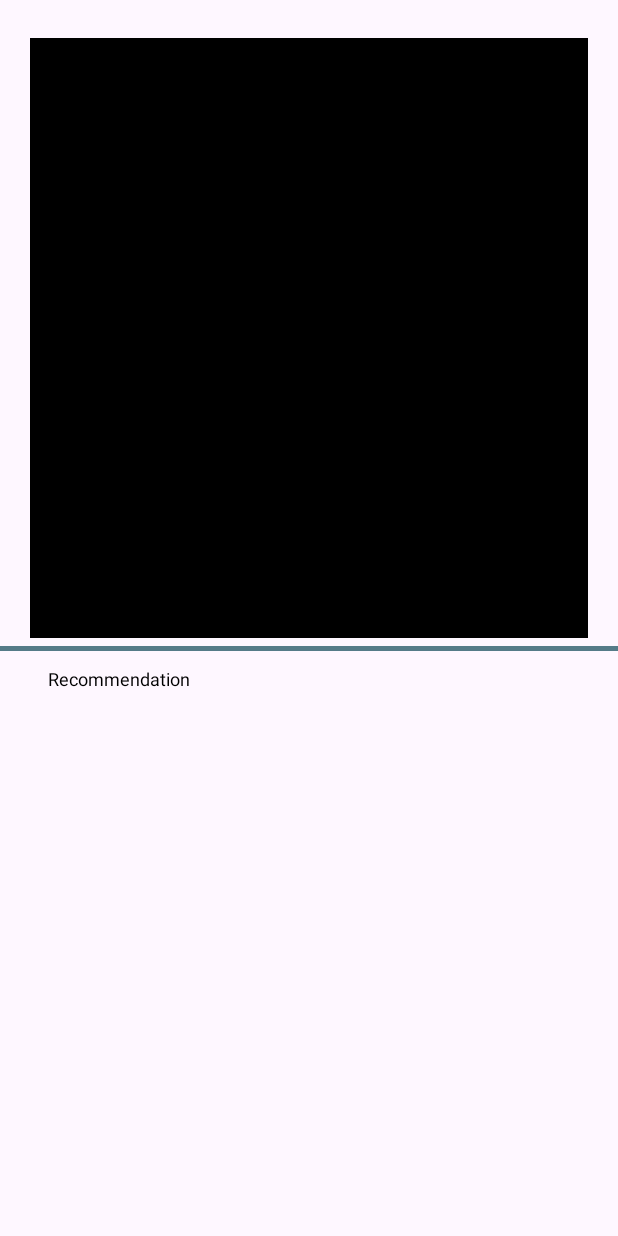
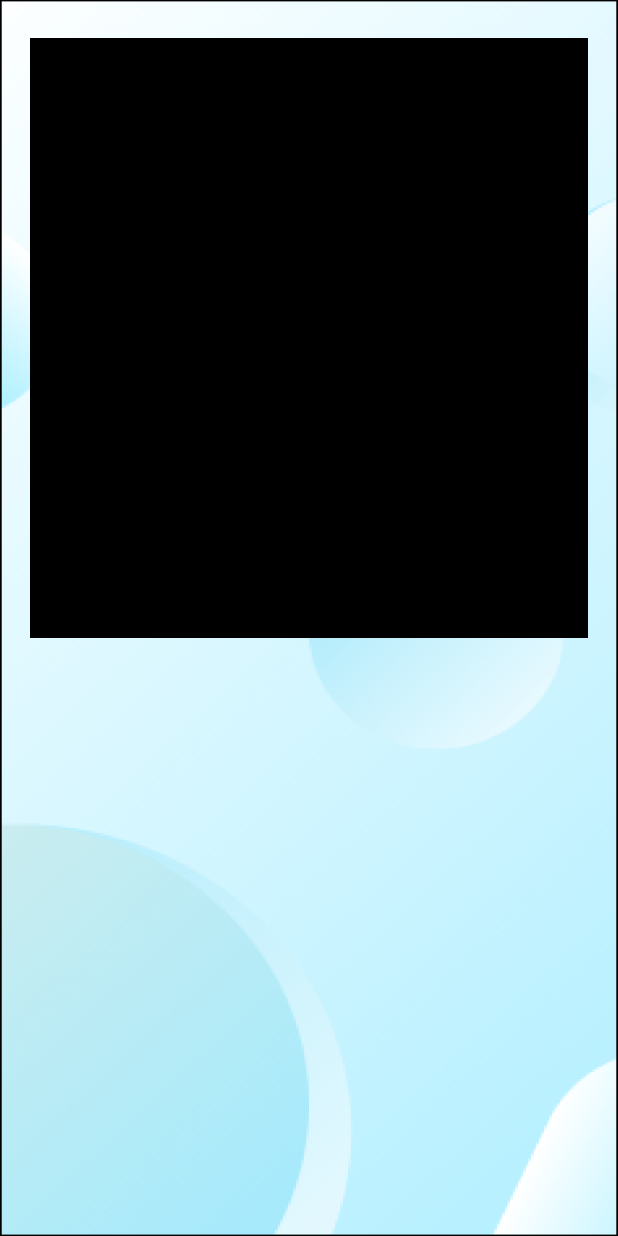
Before and after one commit to jhnndrmt/Payapa, an Android app: the MainDetectActivity screen opened directly, with no data from a screen before it, on a phone screen of 412 x 824 dp. Run offline under Robolectric (Android 15) with nearby library versions, the phone set to English and light mode, and no system bars; our stand-ins replace Firebase (no records; nobody signed in at launch, a user with empty details on screens opened directly); libraries missing offline, so code that uses them is left out: org.pytorch, org.pytorch.torchvision; pictures from the network do not load; 3 statements that could not run were skipped.

Commit message:
Add severe stress level and result ui

```diff
--- a/payapa.android/app/src/main/java/com/example/payapa/SuggestionActivity.java
+++ b/payapa.android/app/src/main/java/com/example/payapa/SuggestionActivity.java
@@ -36,6 +36,8 @@ public class SuggestionActivity extends AppCompatActivity {
             stressIcon.setImageResource(R.drawable.sadicon);
         } else if ("High".equals(stressLevel)) {
             stressIcon.setImageResource(R.drawable.cryicon);
+        } else if ("Severe".equals(stressLevel)) {
+            stressIcon.setImageResource(R.drawable.severe_icon);
         }
 
         // Set the suggestion based on the stress level
@@ -48,6 +50,9 @@ public class SuggestionActivity extends AppCompatActivity {
                 break;
             case "High":
                 suggestionTextView.setText(R.string.suggestion_high);
+                break;
+            case "Severe":
+                suggestionTextView.setText(R.string.suggestion_severe);
                 break;
             default:
                 suggestionTextView.setText("");
--- a/payapa.android/app/src/main/res/layout/activity_main.xml
+++ b/payapa.android/app/src/main/res/layout/activity_main.xml
@@ -5,6 +5,7 @@
     xmlns:card_view="http://schemas.android.com/apk/res-auto"
     android:layout_width="match_parent"
     android:layout_height="match_parent"
+    android:background="@drawable/bg"
     tools:context="com.example.payapa.HomepageActivity">
 
     <ImageView
@@ -32,26 +33,6 @@
         app:layout_constraintEnd_toEndOf="parent"
         app:layout_constraintStart_toStartOf="parent" />
 
-    <TextView
-        android:id="@+id/header_text2"
-        android:layout_width="wrap_content"
-        android:layout_height="wrap_content"
-        android:layout_marginTop="10dp"
-        android:text="Recommendation"
-        android:textColor="@color/black"
-        android:textSize="12dp"
-        app:layout_constraintEnd_toStartOf="@+id/progressBar"
-        app:layout_constraintHorizontal_bias="0.37"
-        app:layout_constraintStart_toStartOf="parent"
-        app:layout_constraintTop_toBottomOf="@+id/view2" />
-
-    <View
-        android:id="@+id/view2"
-        android:layout_width="match_parent"
-        android:layout_height="3dp"
-        android:layout_marginTop="5dp"
-        android:background="@color/dgreen"
-        app:layout_constraintTop_toBottomOf="@+id/imageView" />
 
     <ProgressBar
         android:id="@+id/progressBar"
@@ -61,7 +42,7 @@
         android:layout_marginTop="10dp"
         app:layout_constraintEnd_toEndOf="parent"
         app:layout_constraintStart_toStartOf="parent"
-        app:layout_constraintTop_toBottomOf="@+id/view2" />
+        app:layout_constraintTop_toBottomOf="@+id/resultView" />
 
     <LinearLayout
         android:id="@+id/verticalBtnsBox"
```
Also changed, not shown: payapa.android/app/src/main/java/com/example/payapa/QuestionActivity.java (+5 -3 lines), payapa.android/app/src/main/java/com/example/payapa/ResultView.java (+17 -5 lines), payapa.android/app/src/main/res/values/strings.xml (+4 -3 lines), payapa.android/app/src/main/res/drawable/severe_icon.png (added).
